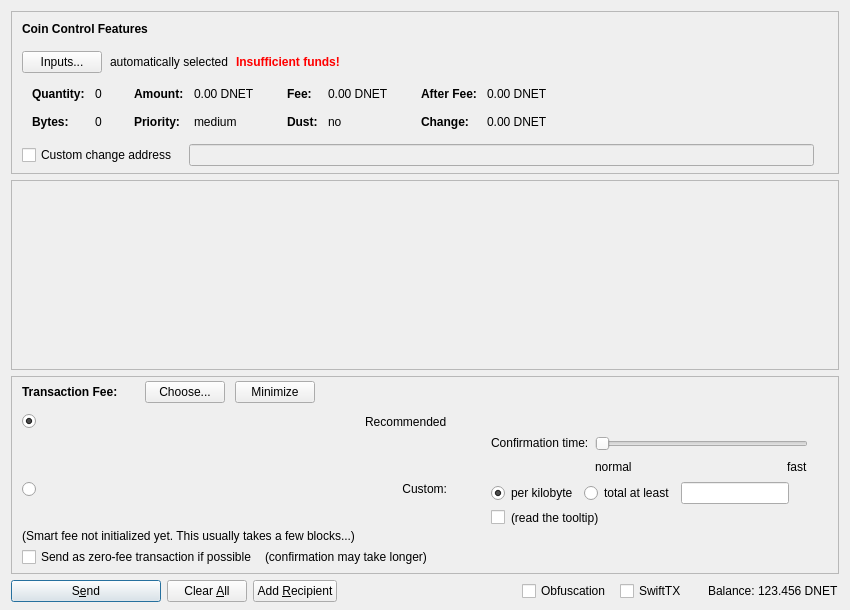
First picture: the form in src/qt/forms/sendcoinsdialog.ui, repository eons-finance/ALQO, before the edit.
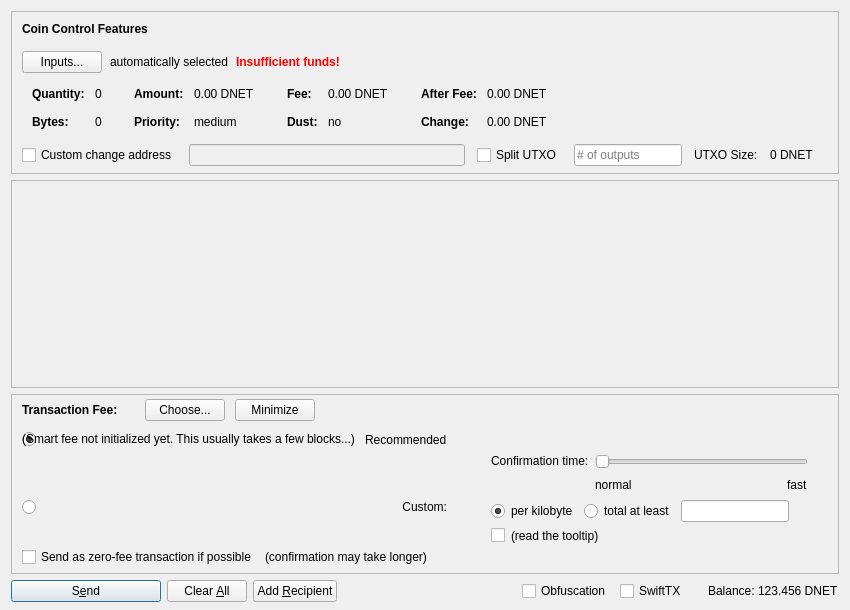
Second picture: the form after the edit. Icons and pictures are not drawn. Custom widgets are drawn as their Qt base class.

Commit message: add UTXO splitter tool

What changed in the file:
```diff
--- a/src/qt/forms/sendcoinsdialog.ui
+++ b/src/qt/forms/sendcoinsdialog.ui
@@ -528,7 +528,7 @@
          </widget>
         </item>
         <item>
-         <layout class="QHBoxLayout" name="horizontalLayoutCoinControl4" stretch="0,0,0">
+         <layout class="QHBoxLayout" name="horizontalLayoutCoinControl4" stretch="0,0,0,0,0,0,0">
           <property name="spacing">
            <number>12</number>
           </property>
@@ -564,6 +564,40 @@
             </property>
            </widget>
           </item>
+          <item>
+           <widget class="QCheckBox" name="splitBlockCheckBox">
+            <property name="text">
+             <string>Split UTXO</string>
+            </property>
+           </widget>
+          </item>
+          <item>
+           <widget class="QLineEdit" name="splitBlockLineEdit">
+            <property name="sizePolicy">
+             <sizepolicy hsizetype="Fixed" vsizetype="Fixed">
+              <horstretch>50</horstretch>
+              <verstretch>0</verstretch>
+             </sizepolicy>
+            </property>
+            <property name="placeholderText">
+             <string># of outputs</string>
+            </property>
+           </widget>
+          </item>
+          <item>
+           <widget class="QLabel" name="labelBlockSizeText">
+            <property name="text">
+             <string>UTXO Size:</string>
+            </property>
+           </widget>
+          </item>
+          <item>
+           <widget class="QLabel" name="labelBlockSize">
+            <property name="text">
+             <string>0 DNET</string>
+            </property>
+           </widget>
+          </item>
           <item>
            <widget class="QLabel" name="labelCoinControlChangeLabel">
             <property name="sizePolicy">
@@ -617,7 +651,7 @@
         <x>0</x>
         <y>0</y>
         <width>830</width>
-        <height>91</height>
+        <height>95</height>
        </rect>
       </property>
       <layout class="QVBoxLayout" name="verticalLayout_2" stretch="0,1">
@@ -1151,7 +1185,7 @@
                 <string>Custom:</string>
                </property>
                <property name="alignment">
-                <set>Qt::AlignRight|Qt::AlignTop</set>
+                <set>Qt::AlignRight|Qt::AlignTop|Qt::AlignTrailing</set>
                </property>
               </widget>
              </item>
@@ -1165,7 +1199,8 @@
                </property>
               </widget>
              </item>
-              <item><widget class="QLabel" name="labelSmartFee2">
+             <item row="0" column="0">
+              <widget class="QLabel" name="labelSmartFee2">
                <property name="text">
                 <string>(Smart fee not initialized yet. This usually takes a few blocks...)</string>
                </property>
```
The commit also changes 9 other files.
